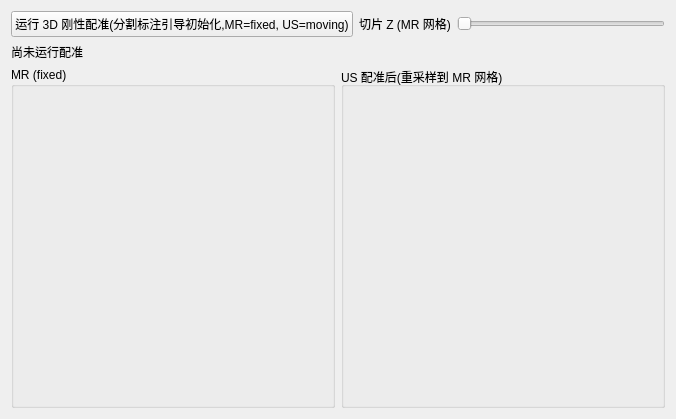
Above: src/view/RegisterTabView.ui from zhengyuexia/mrus-fusion-viewer before the change. Below: the same form after it.
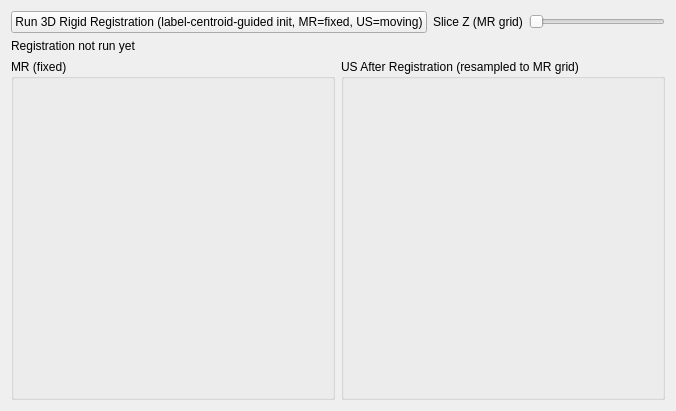
That is the form after the change.

```diff
--- a/src/view/RegisterTabView.ui
+++ b/src/view/RegisterTabView.ui
@@ -5,14 +5,14 @@
   <layout class="QVBoxLayout" name="rootLayout">
    <item>
     <layout class="QHBoxLayout" name="controlRow">
-     <item><widget class="QPushButton" name="runButton"><property name="text"><string>运行 3D 刚性配准(分割标注引导初始化,MR=fixed, US=moving)</string></property></widget></item>
-     <item><widget class="QLabel" name="sliceLabel"><property name="text"><string>切片 Z (MR 网格)</string></property></widget></item>
+     <item><widget class="QPushButton" name="runButton"><property name="text"><string>Run 3D Rigid Registration (label-centroid-guided init, MR=fixed, US=moving)</string></property></widget></item>
+     <item><widget class="QLabel" name="sliceLabel"><property name="text"><string>Slice Z (MR grid)</string></property></widget></item>
      <item><widget class="QSlider" name="sliceSlider"><property name="orientation"><enum>Qt::Horizontal</enum></property></widget></item>
     </layout>
    </item>
    <item>
     <widget class="QLabel" name="statusLabel">
-     <property name="text"><string>尚未运行配准</string></property>
+     <property name="text"><string>Registration not run yet</string></property>
      <property name="wordWrap"><bool>true</bool></property>
     </widget>
    </item>
@@ -34,7 +34,7 @@
      </item>
      <item>
       <widget class="QGroupBox" name="alignedBox">
-       <property name="title"><string>US 配准后(重采样到 MR 网格)</string></property>
+       <property name="title"><string>US After Registration (resampled to MR grid)</string></property>
        <layout class="QVBoxLayout" name="alignedLayout">
         <item>
          <widget class="QLabel" name="alignedView">
```
